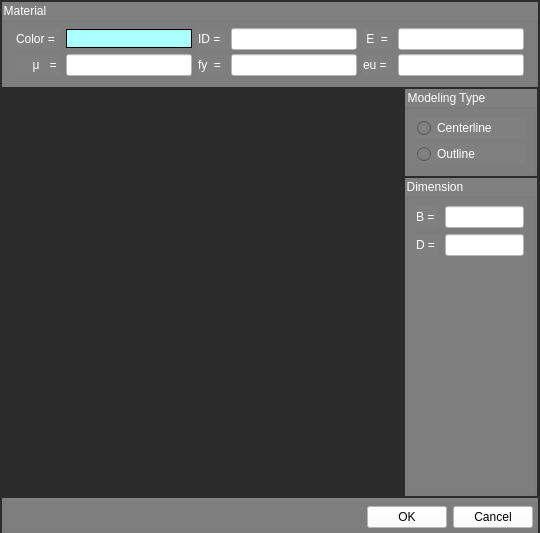
LIGUANHUA2021/Mastan3_FGB, file Source/gui/msasect/ui/SolidCircle.ui: the form before one commit.
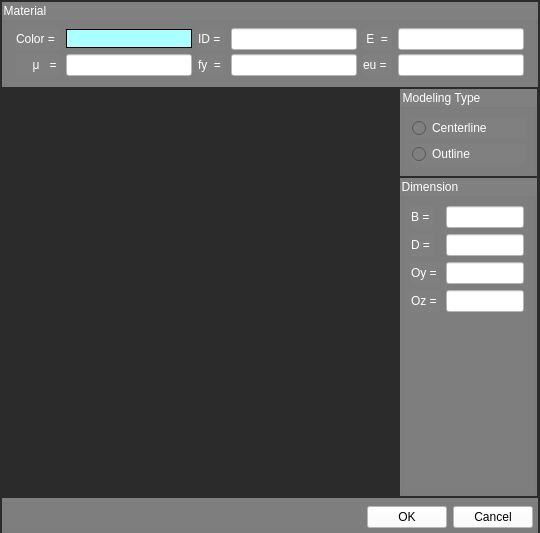
The form after the commit. Icons and pictures are not drawn.

```diff
--- a/Source/gui/msasect/ui/SolidCircle.ui
+++ b/Source/gui/msasect/ui/SolidCircle.ui
@@ -213,7 +213,7 @@
               </property>
              </widget>
             </item>
-            <item row="2" column="0">
+            <item row="4" column="0">
              <spacer name="verticalSpacer">
               <property name="orientation">
                <enum>Qt::Vertical</enum>
@@ -226,7 +226,7 @@
               </property>
              </spacer>
             </item>
-            <item row="2" column="1">
+            <item row="4" column="1">
              <spacer name="verticalSpacer_2">
               <property name="orientation">
                <enum>Qt::Vertical</enum>
@@ -239,6 +239,44 @@
               </property>
              </spacer>
             </item>
+            <item row="2" column="0">
+             <widget class="QLabel" name="label_2">
+              <property name="text">
+               <string>Oy = </string>
+              </property>
+             </widget>
+            </item>
+            <item row="2" column="1">
+             <widget class="QLineEdit" name="Oy_lineEdit">
+              <property name="styleSheet">
+               <string notr="true">*{	
+	font: 9pt &quot;Segoe UI&quot;;
+	color: rgb(0, 0, 0);
+	background: rgb(255, 255, 255);
+}
+</string>
+              </property>
+             </widget>
+            </item>
+            <item row="3" column="1">
+             <widget class="QLineEdit" name="Oz_lineEdit">
+              <property name="styleSheet">
+               <string notr="true">*{	
+	font: 9pt &quot;Segoe UI&quot;;
+	color: rgb(0, 0, 0);
+	background: rgb(255, 255, 255);
+}
+</string>
+              </property>
+             </widget>
+            </item>
+            <item row="3" column="0">
+             <widget class="QLabel" name="label_3">
+              <property name="text">
+               <string>Oz = </string>
+              </property>
+             </widget>
+            </item>
            </layout>
           </item>
          </layout>
```
Left out of the diff: 4 changed lines with no effect on the pictures.
